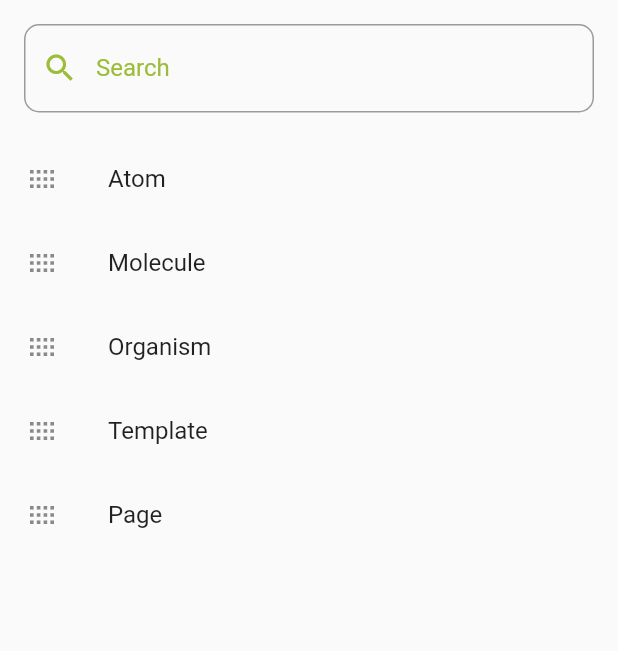
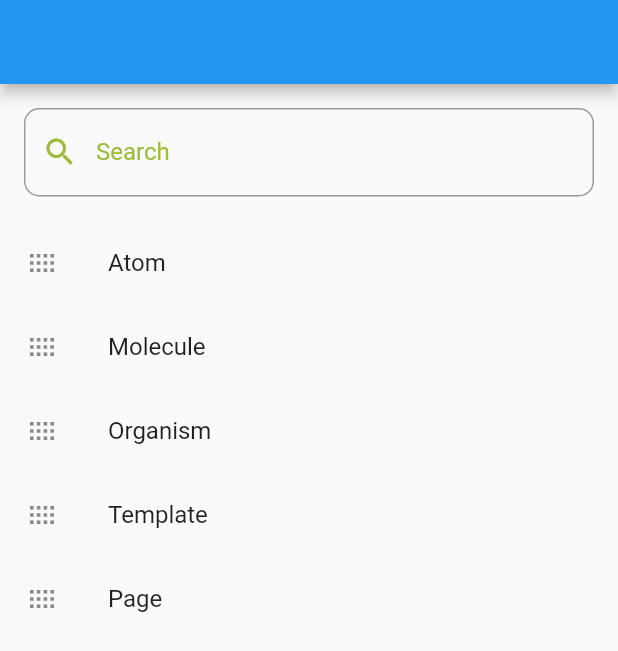
Before and after one commit to matejthetree/playground, a Flutter app: the screen it shows after launch, on a phone screen of 412 x 824 dp. Shown: the top 651 px of the screen. Run offline on Flutter 3.47's test engine with Material 2 defaults, Android fonts, the phone set to English and light mode, and no system bars; statements that could not run were skipped.

Commit message:
example created

```diff
--- a/example/lib/main.dart
+++ b/example/lib/main.dart
@@ -1,6 +1,8 @@
 import 'package:flutter/material.dart';
 import 'package:wamf_playground/wamf_playground.dart';
-
+import 'src/entries/flat_button_entry.dart';
+import 'src/entries/simple_form_entry.dart';
+import 'src/entries/grid_view_entry.dart';
 void main() => runApp(MyApp());
 
 class MyApp extends StatelessWidget {
@@ -22,8 +24,21 @@ class MyApp extends StatelessWidget {
         primarySwatch: Colors.blue,
       ),
       home: Scaffold(
-        body: AtomicPlaygroundView(),
+        body: AtomicPlaygroundView(
+          entries: [
+            FlatButtonEntry(),
+            ..._moleculeEntries(),
+
+          ],
+        ),
       ),
     );
   }
+
+  List<PlaygroundEntry> _moleculeEntries() {
+    return [
+      SimpleFormEntry(),
+      GridViewEntry()
+    ];
+  }
 }
--- /dev/null
+++ b/example/lib/src/entries/flat_button_entry.dart
@@ -0,0 +1,26 @@
+import 'package:flutter/material.dart';
+import 'package:wamf_playground/wamf_playground.dart';
+
+class FlatButtonEntry extends PlaygroundEntry {
+
+
+  @override
+  List<AtomicPlaygroundComponent> get components => [
+      AtomicPlaygroundComponent(
+          type: AtomicType.atom,
+          title: "WAMF-1 Flat Button Disabled",
+          component: FlatButton(
+            child: Text("Flat Button Disabled"),
+          )),
+      AtomicPlaygroundComponent(
+          type: AtomicType.atom,
+          title: "WAMF-1 Flat Button Enabled",
+          component: FlatButton(
+            child: Text("Flat Button Enabled"),
+          )),
+    ];
+
+  @override
+  String get title => "Overriden title";
+
+}
--- /dev/null
+++ b/example/lib/src/entries/grid_view_entry.dart
@@ -0,0 +1,67 @@
+
+import 'package:flutter/material.dart';
+import 'package:wamf_playground/wamf_playground.dart';
+
+class GridViewEntry extends PlaygroundEntry {
+  @override
+  List<AtomicPlaygroundComponent> get components => [
+      AtomicPlaygroundComponent(
+          type: AtomicType.molecule,
+          title: "WAMF-3 Grid View whiteMountainView ",
+          component: GridView.count(
+            // Create a grid with 2 columns. If you change the scrollDirection to
+            // horizontal, this produces 2 rows.
+            crossAxisCount: 2,
+            // Generate 100 widgets that display their index in the List.
+            children: List.generate(100, (index) {
+              return Center(
+                child: Text(
+                  'Item $index',
+                  style: Typography.whiteMountainView.headline,
+                ),
+              );
+            }),
+          )),
+      AtomicPlaygroundComponent(
+          type: AtomicType.molecule,
+          title: "WAMF-3 Grid View blackCupertino ",
+          component: GridView.count(
+            // Create a grid with 2 columns. If you change the scrollDirection to
+            // horizontal, this produces 2 rows.
+            crossAxisCount: 2,
+            // Generate 100 widgets that display their index in the List.
+            children: List.generate(100, (index) {
+              return Center(
+                child: Text(
+                  'Item $index',
+                  style: Typography.blackCupertino.headline,
+                ),
+              );
+            }),
+          )),
+      AtomicPlaygroundComponent(
+          type: AtomicType.molecule,
+          title: "WAMF-3 Grid View englishLike2018 ",
+          component: GridView.count(
+            // Create a grid with 2 columns. If you change the scrollDirection to
+            // horizontal, this produces 2 rows.
+            crossAxisCount: 2,
+            // Generate 100 widgets that display their index in the List.
+            children: List.generate(100, (index) {
+              return Center(
+                child: Text(
+                  'Item $index',
+                  style: Typography.englishLike2018.headline,
+                ),
+              );
+            }),
+          )),
+    ];
+}
+
+
+
+/*
+
+
+ */
--- /dev/null
+++ b/example/lib/src/entries/simple_form_entry.dart
@@ -0,0 +1,12 @@
+import 'package:wamf_playground/wamf_playground.dart';
+import '../ui/my_custom_form.dart';
+
+class SimpleFormEntry extends PlaygroundEntry {
+  @override
+  List<AtomicPlaygroundComponent> get components => [
+      AtomicPlaygroundComponent(
+          type: AtomicType.molecule,
+          title: "WAMF-2 Form Molecule",
+          component: MyCustomForm()),
+    ];
+}
--- /dev/null
+++ b/example/lib/src/ui/my_custom_form.dart
@@ -0,0 +1,55 @@
+import 'package:flutter/material.dart';
+
+class MyCustomForm extends StatefulWidget {
+  @override
+  MyCustomFormState createState() {
+    return MyCustomFormState();
+  }
+}
+
+// Create a corresponding State class.
+// This class holds data related to the form.
+class MyCustomFormState extends State<MyCustomForm> {
+  // Create a global key that uniquely identifies the Form widget
+  // and allows validation of the form.
+  //
+  // Note: This is a GlobalKey<FormState>,
+  // not a GlobalKey<MyCustomFormState>.
+  final _formKey = GlobalKey<FormState>();
+
+  @override
+  Widget build(BuildContext context) {
+    // Build a Form widget using the _formKey created above.
+    return Form(
+      key: _formKey,
+      child: Column(
+        crossAxisAlignment: CrossAxisAlignment.start,
+        children: <Widget>[
+          TextFormField(
+            validator: (value) {
+              if (value.isEmpty) {
+                return 'Please enter some text';
+              }
+              return null;
+            },
+          ),
+          Padding(
+            padding: const EdgeInsets.symmetric(vertical: 16.0),
+            child: RaisedButton(
+              onPressed: () {
+                // Validate returns true if the form is valid, or false
+                // otherwise.
+                if (_formKey.currentState.validate()) {
+                  // If the form is valid, display a Snackbar.
+                  Scaffold.of(context)
+                      .showSnackBar(SnackBar(content: Text('Processing Data')));
+                }
+              },
+              child: Text('Submit'),
+            ),
+          ),
+        ],
+      ),
+    );
+  }
+}
--- a/lib/src/playground/atomic_playground_view.dart
+++ b/lib/src/playground/atomic_playground_view.dart
@@ -3,10 +3,25 @@ import 'package:wamf_playground/src/playground/playground_view.dart';
 import 'package:wamf_playground/wamf_playground.dart';
 
 class AtomicPlaygroundView extends StatelessWidget {
+  final List<PlaygroundEntry> entries;
+
+  AtomicPlaygroundView({@required this.entries});
+
   @override
   Widget build(BuildContext context) {
-    return PlaygroundView(
-      widgetList: AtomicPlaygroundDatasource().getList(),
+    var list = AtomicPlaygroundDatasource(entries).getAtomicList();
+    return Scaffold(
+      appBar: AppBar(),
+      body: PlaygroundView(
+        widgetList: list,
+      ),
     );
   }
 }
+
+abstract class PlaygroundEntry {
+  List<AtomicPlaygroundComponent> get components;
+
+
+  String get title => this.runtimeType.toString();
+}
--- a/lib/src/playground/data/atomic_playground.dart
+++ b/lib/src/playground/data/atomic_playground.dart
@@ -15,33 +15,36 @@ class _Strings {
 }
 
 class AtomicPlaygroundComponent {
-  static List<AtomicPlaygroundComponent> _components = [];
   final AtomicType type;
   final String title;
   final Widget component;
 
-  AtomicPlaygroundComponent({@required AtomicType type, @required String title, @required Widget component})
+  AtomicPlaygroundComponent(
+      {@required AtomicType type,
+      @required String title,
+      @required Widget component})
       : this.title = title,
         this.type = type,
-        this.component = component {
-    _components.add(this);
-  }
+        this.component = component;
 
-  Widget asPlaygroundEntry() {
+  Widget asPlaygroundWidget() {
     return PlaygroundWidget(
       child: component,
       title: title,
     );
   }
 
-  static List<AtomicPlaygroundComponent> _getComponents() {
-    return _components;
-  }
 }
 
 class AtomicPlaygroundDatasource implements PlaygroundDataSource {
+  List<PlaygroundEntry> entries;
+  Iterable<AtomicPlaygroundComponent> _components;
+
+  AtomicPlaygroundDatasource(this.entries)
+      : _components = entries.expand((entry) => [...entry.components]);
+
   @override
-  List<Widget> getList() {
+  List<Widget> getAtomicList() {
     return [
       PlaygroundWidget(
         title: _Strings.atomTitle,
@@ -66,11 +69,9 @@ class AtomicPlaygroundDatasource implements PlaygroundDataSource {
     ];
   }
 
-  List<Widget> _generateFor(AtomicType type) {
-    return AtomicPlaygroundComponent._getComponents().where((component) {
-      return component.type == type;
-    }).map((component) {
-      return component.asPlaygroundEntry();
-    }).toList();
-  }
+  List<Widget> _generateFor(AtomicType type) => _components.where((component) {
+        return component.type == type;
+      }).map((component) {
+        return component.asPlaygroundWidget();
+      }).toList();
 }
--- a/lib/src/playground/data/playground_data_source.dart
+++ b/lib/src/playground/data/playground_data_source.dart
@@ -1,5 +1,5 @@
 import 'package:flutter/widgets.dart';
 
 abstract class PlaygroundDataSource {
-  List<Widget> getList();
+  List<Widget> getAtomicList();
 }
```
Also changed, not shown: lib/src/playground/playground_view.dart (+5 -5 lines).
